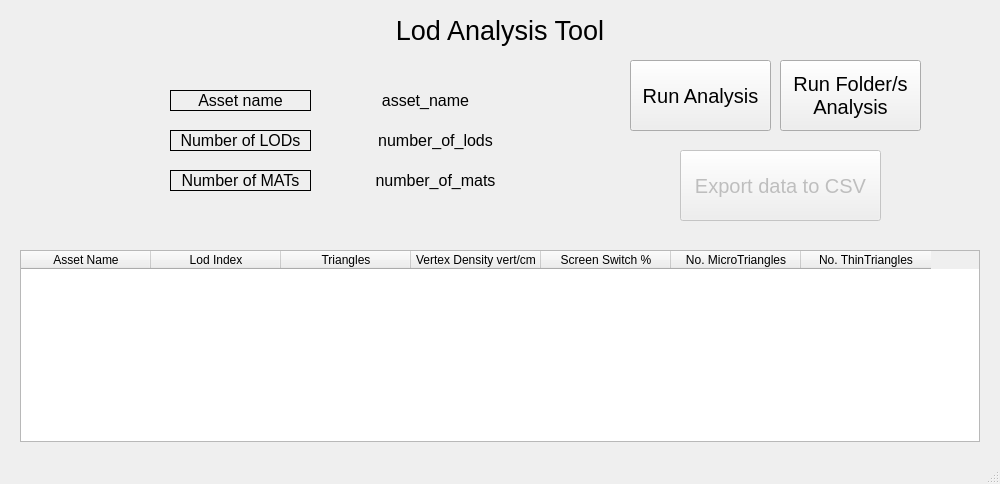
mattyvioo/lod-analysis-tool, file ToolGUI.ui: the form before one commit.
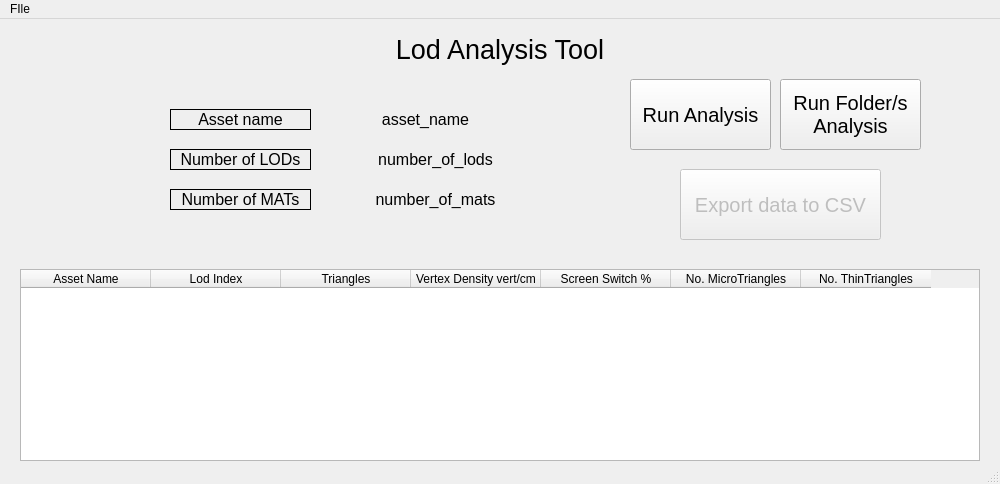
The form after the commit.

Commit message: GUI for user settings implemented and little code refactor

The edit to the form file:
```diff
--- a/ToolGUI.ui
+++ b/ToolGUI.ui
@@ -367,6 +367,13 @@
      <height>21</height>
     </rect>
    </property>
+   <widget class="QMenu" name="menuFIle">
+    <property name="title">
+     <string>FIle</string>
+    </property>
+    <addaction name="actionPreferences"/>
+   </widget>
+   <addaction name="menuFIle"/>
   </widget>
   <widget class="QStatusBar" name="statusbar"/>
  </widget>
```
Left out of the diff: 5 changed lines with no effect on the pictures. The commit also changes 2 other files.
